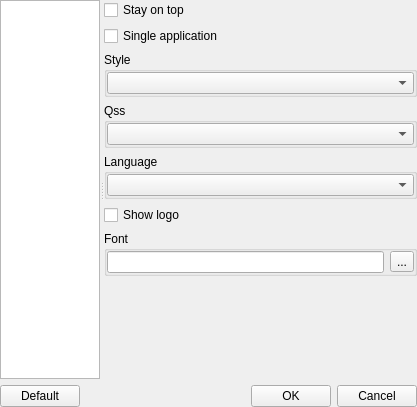
Before: the Qt Designer form xoptionswidget.ui in horsicq/XOptions, drawn with Qt 5.
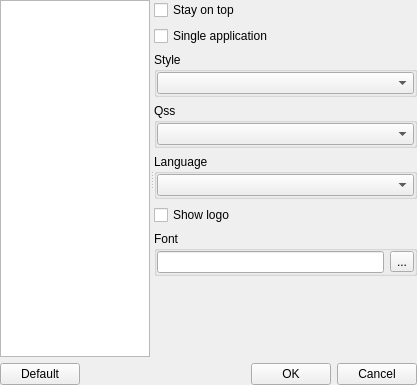
After: the same form once the commit is applied.

The edit to the form file:
```diff
--- a/xoptionswidget.ui
+++ b/xoptionswidget.ui
@@ -7,7 +7,7 @@
     <x>0</x>
     <y>0</y>
     <width>417</width>
-    <height>407</height>
+    <height>385</height>
    </rect>
   </property>
   <property name="windowTitle">
@@ -34,7 +34,7 @@
      <widget class="QListWidget" name="listWidgetOptions">
       <property name="maximumSize">
        <size>
-        <width>100</width>
+        <width>150</width>
         <height>16777215</height>
        </size>
       </property>
@@ -73,8 +73,8 @@
             <rect>
              <x>0</x>
              <y>0</y>
-             <width>312</width>
-             <height>370</height>
+             <width>262</width>
+             <height>353</height>
             </rect>
            </property>
            <layout class="QVBoxLayout" name="verticalLayout_8">
```
Left out of the diff: 4 changed lines with no effect on the pictures.
